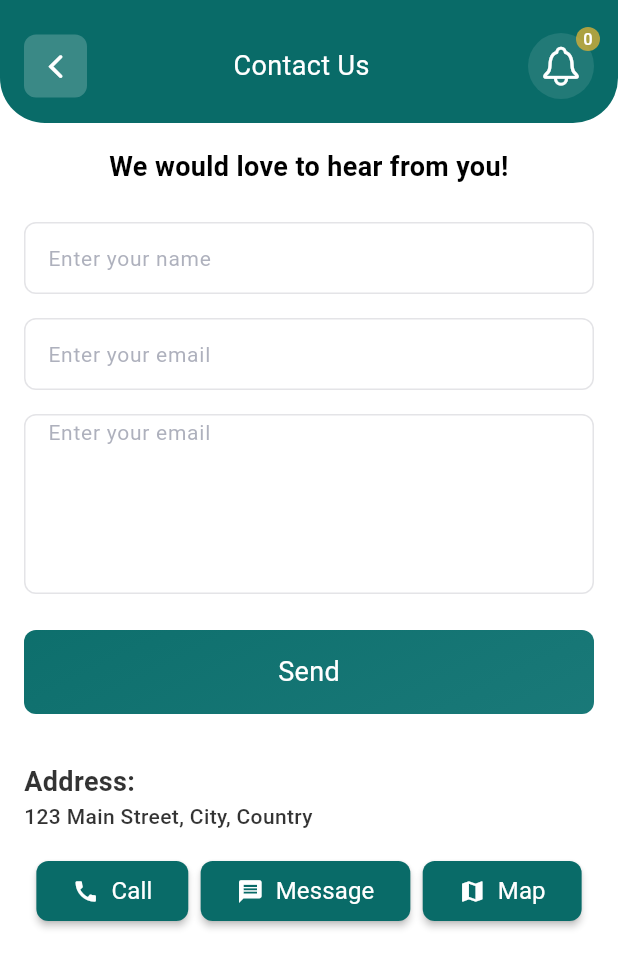
After one commit to jassimpv/Survey-App-Flutter-UI, a Flutter app: the ContactUsScreen screen opened by its route, on a phone screen of 412 x 824 dp. The commit adds this screen. Shown: the top 968 px of the screen. Run offline on Flutter 3.47's test engine with Material 3 defaults, Android fonts, the phone set to English and light mode, and no system bars; our stand-ins replace connectivity_plus, flutter_svg, get, package_info_plus, pin_code_fields, shared_preferences and 1 more; accounts and stored records are empty; Roboto replaces fonts that are missing (Outfit); project files that could hold a hidden picture were left out.

Commit message:
Add Contact Us and Terms & Conditions screens; update routes and localization

```diff
--- a/lib/lang/en_us.dart
+++ b/lib/lang/en_us.dart
@@ -57,4 +57,5 @@ Map<String, String> enUs = {
   "start_date": "Start Date",
   "end_date": "End Date",
   "search": "Search",
+  "termsandContitions": "Terms and Conditions",
 };
--- a/lib/routes.dart
+++ b/lib/routes.dart
@@ -4,6 +4,8 @@ import 'package:collect/views/home_screen.dart';
 import 'package:collect/views/login/login.dart';
 import 'package:collect/views/login/phone_verification/phone_verification_screen.dart';
 import 'package:collect/views/notifications/notification_screen.dart';
+import 'package:collect/views/profile/contact_us.dart';
+import 'package:collect/views/profile/terms_and_conidtion.dart';
 import 'package:collect/views/splashscreen/splash_screen.dart';
 import 'package:get/get.dart';
 
@@ -34,6 +36,16 @@ class AppRouter {
       page: () => NotificationScreen(),
       bindings: [],
     ),
+    GetPage(
+      name: AppRouter.termsAndConditionScreen,
+      page: () => TermsAndConditionScreen(),
+      bindings: [],
+    ),
+    GetPage(
+      name: AppRouter.contactUsScreen,
+      page: () => ContactUsScreen(),
+      bindings: [],
+    ),
   ];
 
   static String initialRoute = "/";
@@ -41,4 +53,6 @@ class AppRouter {
   static String homeRoute = "/home";
   static String phoneVerificationRoute = "/phone-verification"; // Add this line
   static String notificationScreen = "/notification-screen";
+  static String termsAndConditionScreen = "/terms-and-condition";
+  static String contactUsScreen = "/contact-us";
 }
--- a/lib/views/completed_task/completed_task.dart
+++ b/lib/views/completed_task/completed_task.dart
@@ -24,7 +24,6 @@ class CompletedTask extends StatelessWidget {
         children: [
           CustomAppBar(
             title: "taskList".tr,
-            isHome: true,
             tabBar: Obx(
               () => CompletedListTabView(
                 selectedIndex: controller.selectedTab.value,
--- a/lib/views/notifications/notification_screen.dart
+++ b/lib/views/notifications/notification_screen.dart
@@ -23,7 +23,7 @@ class NotificationScreen extends GetView<NotificationsController> {
           CustomAppBar(
             title: "notifications".tr,
             onBackPressed: () => Get.back(),
-            isHome: false,
+
             isNotificationButton: false,
           ),
           Expanded(
--- /dev/null
+++ b/lib/views/profile/contact_us.dart
@@ -0,0 +1,170 @@
+import 'package:collect/utils/colors_utils.dart';
+import 'package:collect/utils/sized_box_extension.dart';
+import 'package:collect/utils/textstyle_input.dart';
+import 'package:collect/utils/utils_helper.dart';
+import 'package:collect/views/widget/custom_app_bar.dart';
+import 'package:collect/views/widget/gradient_button.dart';
+import 'package:flutter/material.dart';
+
+class ContactUsScreen extends StatelessWidget {
+  ContactUsScreen({super.key});
+
+  final TextEditingController nameController = TextEditingController();
+  final TextEditingController emailController = TextEditingController();
+  final TextEditingController messageController = TextEditingController();
+
+  final String phone = '1234567890';
+  final String sms = '1234567890';
+  final String address = '123 Main Street, City, Country';
+
+  @override
+  Widget build(BuildContext context) {
+    return Scaffold(
+      body: Column(
+        crossAxisAlignment: CrossAxisAlignment.stretch,
+        children: [
+          CustomAppBar(
+            title: "Contact Us",
+            onBackPressed: () => Navigator.pop(context),
+          ),
+          Expanded(child: content(context)),
+        ],
+      ),
+    );
+  }
+
+  Widget content(BuildContext context) {
+    return Padding(
+      padding: const EdgeInsets.all(16.0),
+      child: SingleChildScrollView(
+        child: Column(
+          mainAxisAlignment: MainAxisAlignment.start,
+          children: [
+            Text(
+              'We would love to hear from you!',
+              style: StyleUtils.kTextStyleSize18Weight600(color: Colors.black),
+              textAlign: TextAlign.center,
+            ),
+            const SizedBox(height: 24),
+            TextField(
+              controller: nameController,
+              decoration: StyleUtils.inputDecoration(
+                hintText: 'Enter your name',
+                labelText: 'Name',
+              ),
+            ),
+            const SizedBox(height: 16),
+            TextField(
+              controller: emailController,
+              decoration: StyleUtils.inputDecoration(
+                hintText: 'Enter your email',
+                labelText: 'Email',
+              ),
+              keyboardType: TextInputType.emailAddress,
+            ),
+            const SizedBox(height: 16),
+            TextField(
+              controller: messageController,
+              decoration: StyleUtils.inputDecoration(
+                hintText: 'Enter your email',
+                labelText: 'Email',
+              ),
+              maxLines: 5,
+            ),
+            const SizedBox(height: 24),
+            GradientButton(
+              text: "Send",
+              onClick: () {
+                FocusManager.instance.primaryFocus?.unfocus();
+                ScaffoldMessenger.of(
+                  context,
+                ).showSnackBar(const SnackBar(content: Text('Message sent!')));
+                nameController.clear();
+                emailController.clear();
+                messageController.clear();
+              },
+            ),
+            32.heightBox,
+            Align(
+              alignment: Alignment.centerLeft,
+              child: Text(
+                'Address:',
+                style: StyleUtils.kTextStyleSize18Weight600(
+                  color: Colors.black.withValues(alpha: 0.8),
+                ),
+              ),
+            ),
+            Align(
+              alignment: Alignment.centerLeft,
+              child: Text(
+                address,
+                style: StyleUtils.kTextStyleSize14Weight500(
+                  color: Colors.black.withValues(alpha: 0.8),
+                ),
+              ),
+            ),
+            16.heightBox,
+            Row(
+              mainAxisAlignment: MainAxisAlignment.spaceEvenly,
+              children: [
+                commonButton(
+                  onPressed: () => Utils.dail(phone),
+                  icon: Icons.call,
+                  label: 'Call',
+                ),
+                commonButton(
+                  onPressed: () => Utils.sendMessage('sms:$sms'),
+                  icon: Icons.message,
+                  label: 'Message',
+                ),
+                commonButton(
+                  onPressed: () => Utils.openMap([" 37.7749", " -122.4194"]),
+                  icon: Icons.map,
+                  label: 'Map',
+                ),
+              ],
+            ),
+          ],
+        ),
+      ),
+    );
+  }
+
+  Widget commonButton({
+    required VoidCallback onPressed,
+    required IconData icon,
+    required String label,
+    Color? backgroundColor,
+    Color? foregroundColor,
+    TextStyle? textStyle,
+    double borderRadius = 8,
+    double elevation = 2,
+  }) {
+    return ElevatedButton(
+      style: ElevatedButton.styleFrom(
+        backgroundColor: backgroundColor ?? ColorUtils.themeColor,
+        foregroundColor: foregroundColor ?? ColorUtils.whiteColor,
+        shape: RoundedRectangleBorder(
+          borderRadius: BorderRadius.circular(borderRadius),
+        ),
+        elevation: elevation,
+      ),
+      onPressed: onPressed,
+      child: Row(
+        mainAxisSize: MainAxisSize.min,
+        children: [
+          Icon(icon),
+          const SizedBox(width: 8),
+          Text(
+            label,
+            style:
+                textStyle ??
+                StyleUtils.kTextStyleSize16Weight400(
+                  color: foregroundColor ?? Colors.white,
+                ),
+          ),
+        ],
+      ),
+    );
+  }
+}
--- a/lib/views/profile/profile_screen.dart
+++ b/lib/views/profile/profile_screen.dart
@@ -1,4 +1,5 @@
 import 'package:collect/controller/profile_controller.dart';
+import 'package:collect/routes.dart';
 import 'package:collect/utils/asset_utils.dart';
 import 'package:collect/utils/colors_utils.dart';
 import 'package:collect/utils/sized_box_extension.dart';
@@ -18,7 +19,7 @@ class ProfileScreen extends GetView<ProfileController> {
     return Column(
       crossAxisAlignment: CrossAxisAlignment.stretch,
       children: [
-        CustomAppBar(title: "profile".tr, isHome: true),
+        CustomAppBar(title: "profile".tr),
         Expanded(child: _buildProfileContent(context)),
       ],
     );
@@ -153,10 +154,12 @@ class ProfileScreen extends GetView<ProfileController> {
         crossAxisAlignment: CrossAxisAlignment.start,
         children: [
           ZoomTapAnimation(
+            onTap: () => Get.toNamed(AppRouter.contactUsScreen),
             child: _buildInfoRow(Icons.contact_emergency, "contact_us".tr),
           ),
           Divider(color: Colors.black.withValues(alpha: 0.1)),
           ZoomTapAnimation(
+            onTap: () => Get.toNamed(AppRouter.termsAndConditionScreen),
             child: _buildInfoRow(Icons.notes, "terms_and_condition".tr),
           ),
           Divider(color: Colors.black.withValues(alpha: 0.1)),
```
Also changed, not shown: lib/views/profile/terms_and_conidtion.dart (added, +103 -0 lines), lib/views/widget/custom_app_bar.dart (+1 -6 lines).
